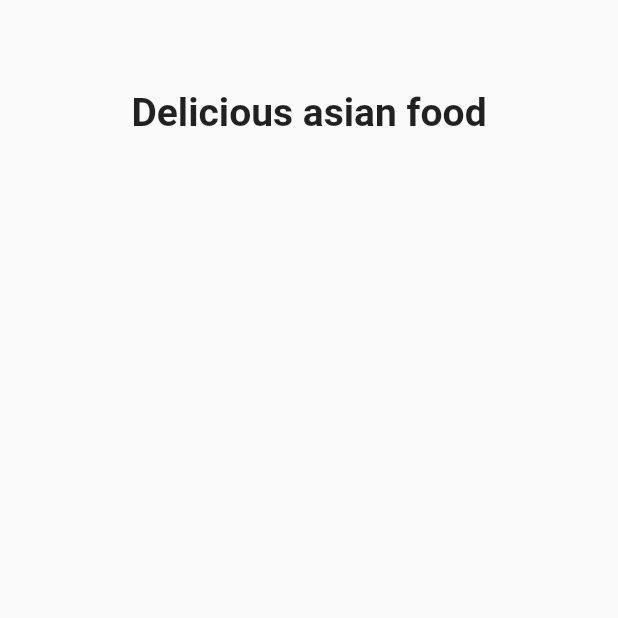
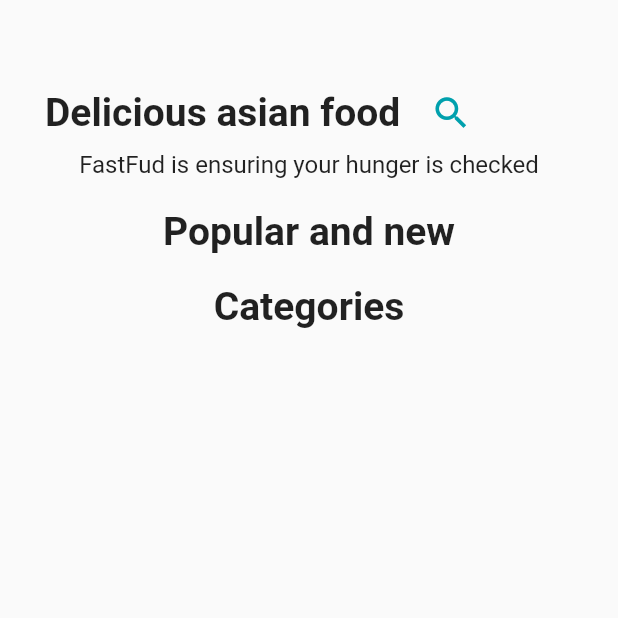
Before and after one commit to rich5k/fastfud_app, a Flutter app: the MenuPage screen opened directly, on a phone screen of 412 x 824 dp, the top half of it. Run offline on Flutter 3.47's test engine with Material 2 defaults, Android fonts, the phone set to English and light mode, and no system bars.

Commit message:
added new headings to menu page

```diff
--- a/lib/menu.dart
+++ b/lib/menu.dart
@@ -11,6 +11,9 @@ class MenuPage extends StatelessWidget{
           child: Column(
             children: [
               SizedBox(height: 50.0),
+              Row(
+                children: [
+                  SizedBox(width: 20.0,),
                   Container(
                     child: Text(
                       'Delicious asian food',
@@ -20,7 +23,45 @@ class MenuPage extends StatelessWidget{
                         fontSize: 26
                       )
                     ),
+                  ),
+                  SizedBox(width: 20.0,),
+                  Icon(
+                    Icons.search,
+                    color: Color.fromRGBO(0, 160 , 173, 1.0),
+                    size: 28.0,
                   )
+                ],
+              ),
+              SizedBox(height: 10.0),
+              Container(
+                child: Text(
+                    'FastFud is ensuring your hunger is checked',
+                    textAlign: TextAlign.center,
+                    style: const TextStyle(
+                        fontSize: 16
+                    )
+                ),
+              ),
+              SizedBox(height: 20.0,),
+              Container(
+                child: Text(
+                    'Popular and new',
+                    style: const TextStyle(
+                        fontWeight: FontWeight.bold,
+                        fontSize: 26
+                    )
+                ),
+              ),
+              SizedBox(height: 20.0,),
+              Container(
+                child: Text(
+                    'Categories',
+                    style: const TextStyle(
+                        fontWeight: FontWeight.bold,
+                        fontSize: 26
+                    )
+                ),
+              ),
             ],
           )
         ),
```
Lines whose indentation alone changed are shown as unchanged.
